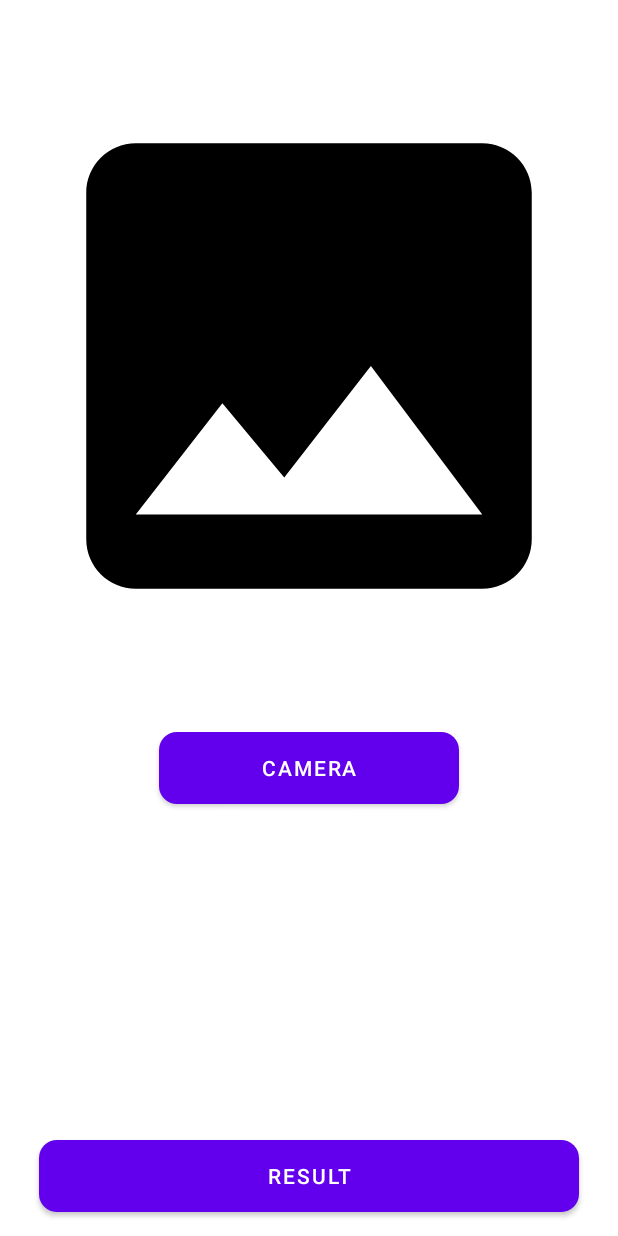
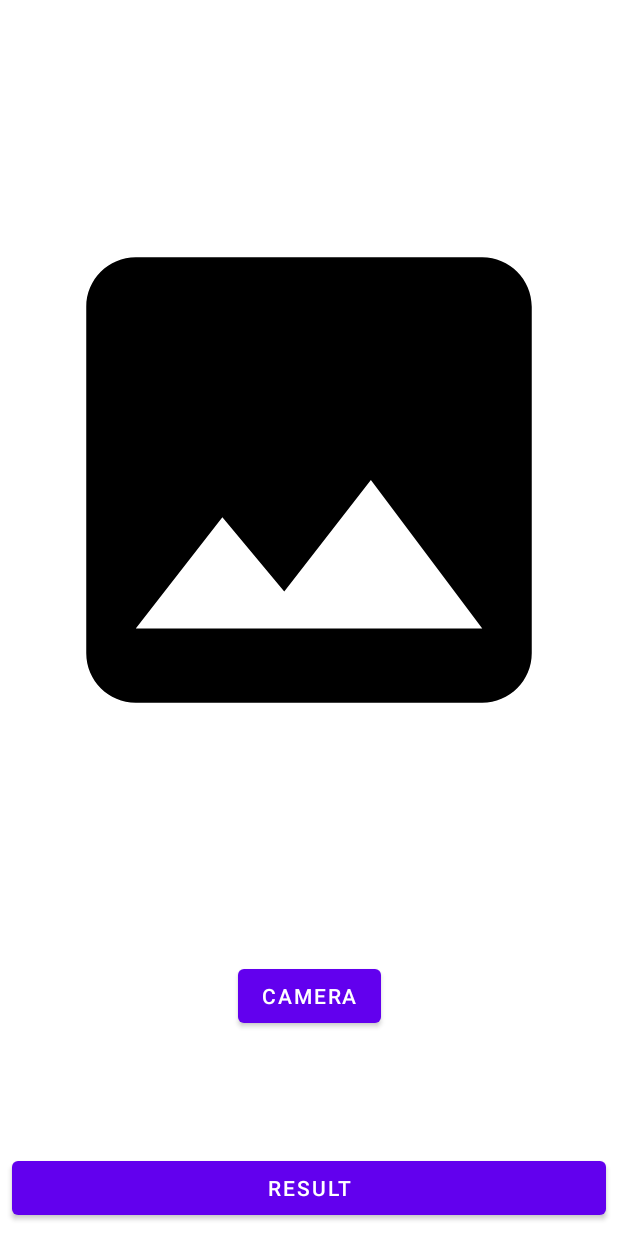
Before and after one commit to C22-PS126-Bangkit-2022/Capstone-Nom, an Android app: the layout activity_add_food.xml on its own in the app's theme, with its tools: preview values and no code run, on a phone screen of 412 x 824 dp. Run offline under Robolectric (Android 15) with nearby library versions, the phone set to English and light mode, and no system bars.

Commit message:
Repair Camera

```diff
--- a/app/src/main/res/drawable/btn_take.xml
+++ /dev/null
@@ -1,10 +0,0 @@
-<?xml version="1.0" encoding="utf-8"?>
-<shape xmlns:android="http://schemas.android.com/apk/res/android">
-
-    <corners
-        android:radius="12dp"/>
-
-    <solid
-        android:color="@color/blue"/>
-
-</shape>
--- /dev/null
+++ b/app/src/main/res/drawable/ic_capture.xml
@@ -0,0 +1,6 @@
+<vector android:height="200dp" android:viewportHeight="100"
+    android:viewportWidth="100" android:width="200dp" xmlns:android="http://schemas.android.com/apk/res/android">
+    <path android:fillColor="@color/teal_200" android:pathData="M50,49.6m-50,0a50,50 0,1 1,100 0a50,50 0,1 1,-100 0"/>
+    <path android:fillColor="#EFEFEF" android:pathData="M76.9,38h-8l-3.1,-5c-1.3,-2 -3.5,-3.2 -5.8,-3.2H40.1c-2.4,0 -4.6,1.2 -5.8,3.2l-3.1,5h-8c-1.4,0 -2.6,1.2 -2.6,2.6v26.3c0,1.4 1.2,2.6 2.6,2.6h53.8c1.4,0 2.6,-1.2 2.6,-2.6V40.6C79.5,39.2 78.3,38 76.9,38zM50,64.9c-6.5,0 -11.7,-5.3 -11.7,-11.7S43.5,41.4 50,41.4c6.5,0 11.7,5.3 11.7,11.7S56.5,64.9 50,64.9z"/>
+    <path android:fillColor="#EFEFEF" android:pathData="M50,53.2m-8.9,0a8.9,8.9 0,1 1,17.8 0a8.9,8.9 0,1 1,-17.8 0"/>
+</vector>
--- a/app/src/main/res/layout/activity_add_food.xml
+++ b/app/src/main/res/layout/activity_add_food.xml
@@ -7,54 +7,38 @@
     tools:context=".ui.activity.add.AddFoodActivity">
 
     <ImageView
-        android:id="@+id/preview_Img"
+        android:id="@+id/previewImageView"
         android:layout_width="0dp"
         android:layout_height="0dp"
         android:layout_marginStart="8dp"
         android:layout_marginTop="8dp"
         android:layout_marginEnd="8dp"
         android:layout_marginBottom="8dp"
-        app:layout_constraintBottom_toTopOf="@+id/btn_camera"
+        app:layout_constraintBottom_toTopOf="@+id/cameraButton"
         app:layout_constraintEnd_toEndOf="parent"
         app:layout_constraintStart_toStartOf="parent"
         app:layout_constraintTop_toTopOf="parent"
         app:srcCompat="@drawable/ic_place_holder" />
+    <Button
+        android:id="@+id/cameraButton"
+        android:layout_width="wrap_content"
+        android:layout_height="wrap_content"
+        android:layout_marginBottom="80dp"
+        android:text="@string/camera"
+        app:layout_constraintEnd_toEndOf="parent"
+        app:layout_constraintBottom_toTopOf="@+id/uploadButton"
+        app:layout_constraintStart_toStartOf="parent" />
 
     <Button
-        android:id="@+id/btn_camera"
-        android:layout_width="200dp"
+        android:id="@+id/uploadButton"
+        android:layout_width="0dp"
         android:layout_height="wrap_content"
         android:layout_marginStart="8dp"
         android:layout_marginEnd="8dp"
-        android:layout_marginBottom="224dp"
-        android:background="@drawable/btn_take"
-        android:text="@string/camera"
-        app:layout_constraintBottom_toTopOf="@+id/btn_result"
-        app:layout_constraintEnd_toEndOf="parent"
-        app:layout_constraintStart_toStartOf="parent"  />
-
-    <Button
-        android:id="@+id/btn_result"
-        android:layout_width="360dp"
-        android:layout_height="wrap_content"
-        android:layout_marginStart="8dp"
-        android:layout_marginEnd="8dp"
-        android:layout_marginBottom="16dp"
-        android:background="@drawable/btn_take"
+        android:layout_marginBottom="8dp"
         android:text="@string/result"
         app:layout_constraintBottom_toBottomOf="parent"
         app:layout_constraintEnd_toEndOf="parent"
         app:layout_constraintStart_toStartOf="parent" />
 
-    <ProgressBar
-        android:id="@+id/progressBar"
-        style="?android:progressBarStyle"
-        android:layout_width="wrap_content"
-        android:layout_height="wrap_content"
-        android:visibility="gone"
-        app:layout_constraintBottom_toBottomOf="parent"
-        app:layout_constraintEnd_toEndOf="parent"
-        app:layout_constraintStart_toStartOf="parent"
-        app:layout_constraintTop_toTopOf="parent" />
-
 </androidx.constraintlayout.widget.ConstraintLayout>
--- a/app/src/main/res/values/strings.xml
+++ b/app/src/main/res/values/strings.xml
@@ -14,7 +14,6 @@
     <string name="close">Close</string>
     <string name="camera">Camera</string>
     <string name="image_preview">Image Preview</string>
-    <string name="result">Result</string>
     <string name="take_a_photo">Take a photo</string>
     <string name="permission_denied">Permission Denied</string>
     <string name="search_your_food">Search Your Food</string>
@@ -24,5 +23,6 @@
     <string name="dark_mode">Dark Mode</string>
     <string name="app_version">App Version</string>
     <string name="version">1.0.0</string>
+    <string name="result">Result</string>
 
 </resources>
```
Also changed, not shown: app/build.gradle (+5 -3 lines), app/src/main/AndroidManifest.xml (+5 -5 lines), app/src/main/java/com/bangkit/capstonenom/ui/activity/add/AddFoodActivity.kt (+46 -56 lines), app/src/main/java/com/bangkit/capstonenom/ui/activity/camera/CameraActivity.kt (added, +131 -0 lines), app/src/main/java/com/bangkit/capstonenom/utils/Helper.kt (+42 -4 lines), app/src/main/res/layout/activity_camera.xml (added, +33 -0 lines).
